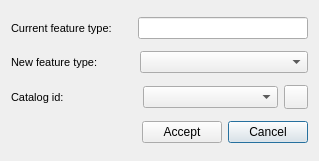
Before: the Qt Designer form core/ui/toolbars/edit/featuretype_change.ui in Giswater/giswater_qgis_plugin, drawn with Qt 5.
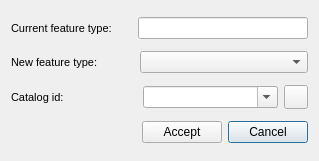
After: the same form once the commit is applied.

Commit message: Enhancement: editable combo catalog_id for change feature type/replace feature tools

Patch:
```diff
--- a/core/ui/toolbars/edit/featuretype_change.ui
+++ b/core/ui/toolbars/edit/featuretype_change.ui
@@ -210,7 +210,11 @@
       </spacer>
      </item>
      <item>
-      <widget class="QComboBox" name="featurecat_id"/>
+      <widget class="QComboBox" name="featurecat_id">
+       <property name="editable">
+        <bool>true</bool>
+       </property>
+      </widget>
      </item>
      <item>
       <widget class="QPushButton" name="btn_catalog">
```
The commit also changes 4 other files.
